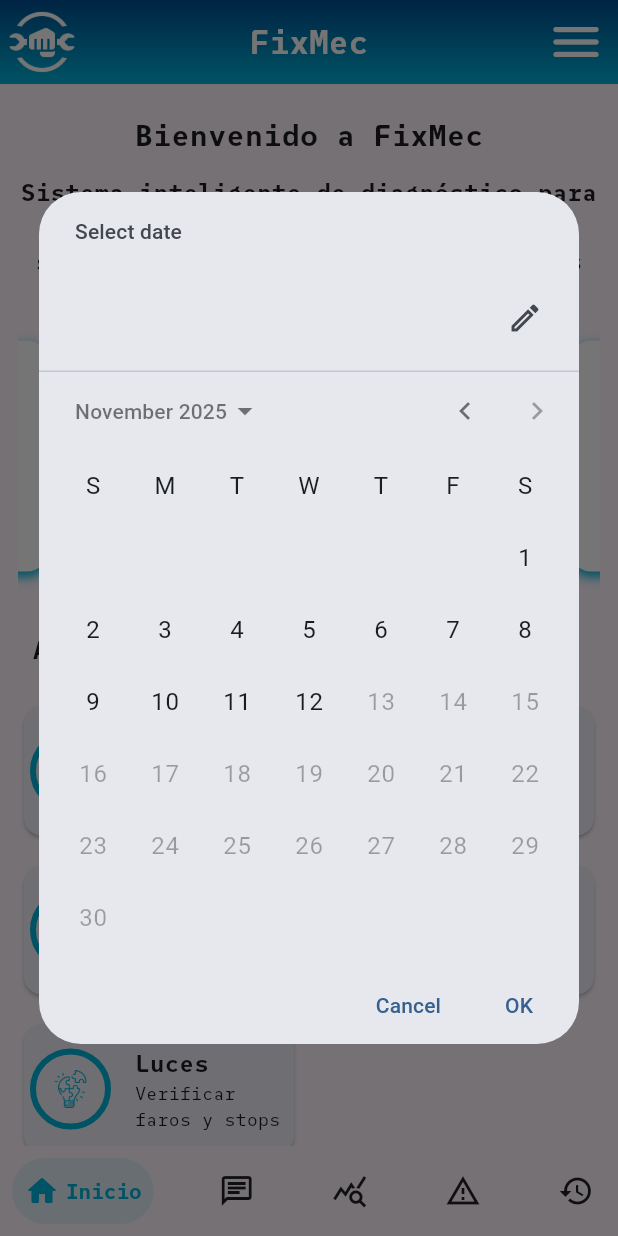
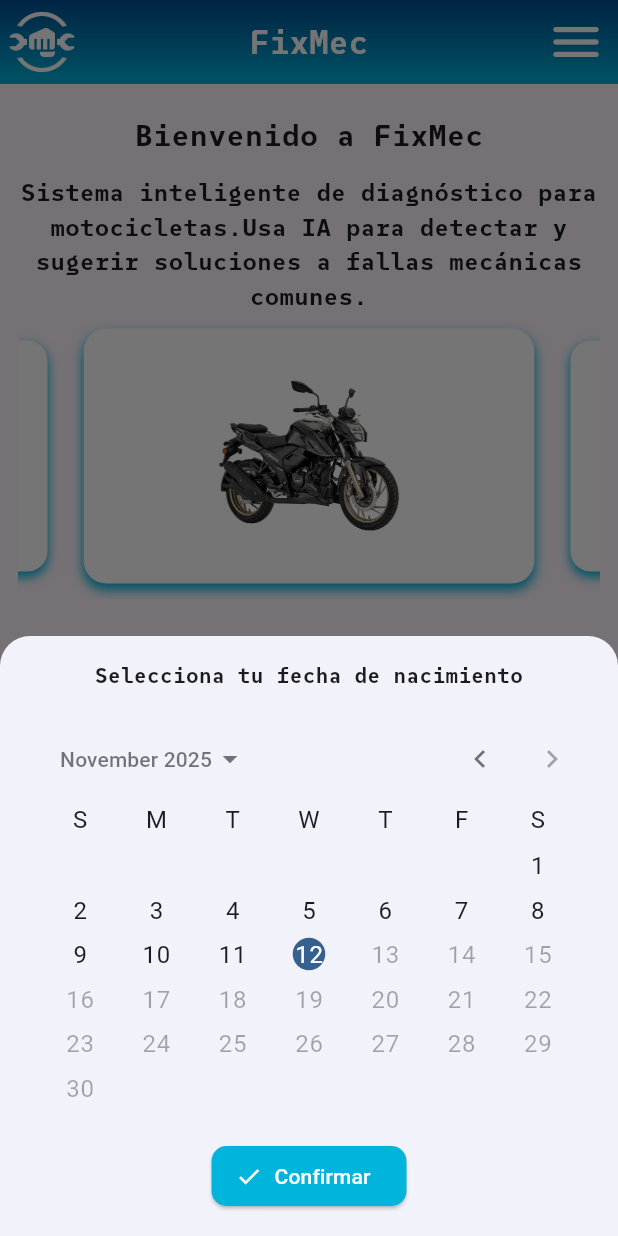
Before and after one commit to Alexyr28/Flutter, a Flutter app: the HomeFixMec screen opened directly with empty values, after a tap on "Frenos", on a phone screen of 412 x 824 dp. Run offline on Flutter 3.47's test engine with Material 3 defaults, Android fonts, the phone set to English and light mode, and no system bars; drawn by our look-alikes of animated_text_kit, auto_size_text, carousel_slider, percent_indicator, salomon_bottom_bar; our stand-ins replace cloud_firestore, firebase_auth, firebase_core, lottie, shared_preferences; missing offline and left inert: circular_menu, markdown_widget; accounts and stored records are empty.

Commit message:
feat: IntervaloProgresos

```diff
--- a/fixmec/lib/l10n/app_en.dart
+++ b/fixmec/lib/l10n/app_en.dart
@@ -135,4 +135,11 @@
   "delete": "Delete",
   "chatdeleted": "Chat deleted",
   "newchat": "New Chat",
+  "selectbirthdate": "Select your birth date",
+  "confirm": "Confirm",
+  "intervals": "Maintenance Intervals",
+  "days": "days",
+  "intervalof": "Interval of",
+  "auptaded": "updated to",
+  "selectinterval": "Select the interval (days)",
 };
--- a/fixmec/lib/l10n/app_es.dart
+++ b/fixmec/lib/l10n/app_es.dart
@@ -133,4 +133,11 @@
   "delete": "Eliminar",
   "chatdeleted": "Chat eliminado",
   "newchat": "Nuevo Chat",
+  "selectbirthdate": "Selecciona tu fecha de nacimiento",
+  "confirm": "Confirmar",
+  "intervals": "Intervalos de Mantenimiento",
+  "days": "días",
+  "intervalof": "Intervalo de",
+  "auptaded": "actualizado a",
+  "selectinterval": "Selecciona el intervalo (días)",
 };
--- a/fixmec/lib/pages/ui/home.dart
+++ b/fixmec/lib/pages/ui/home.dart
@@ -4,6 +4,7 @@
 import 'package:fixmec/pages/ui/failures.dart';
 import 'package:fixmec/pages/ui/history.dart';
 import 'package:fixmec/pages/ui/inicio.dart';
+import 'package:fixmec/pages/ui/intervals_fixmec.dart';
 import 'package:fixmec/pages/ui/language.dart';
 import 'package:fixmec/pages/ui/settings.dart';
 import 'package:fixmec/services/localization_service.dart';
@@ -53,6 +54,7 @@
       loc.translate("configuration"),
       loc.translate("about"),
       loc.translate("language"),
+      loc.translate("intervals"),
     ];
 
     return Scaffold(
@@ -143,6 +145,18 @@
               });
             },
           ),
+
+          //Intervalos
+          IntervalFixMec(
+            isDark: widget.isDark,
+            onThemeChanged: widget.onThemeChanged,
+            currentIndex: 8,
+            onIndexChanged: (index) {
+              setState(() {
+                _currentIndex = index;
+              });
+            },
+          ),
         ],
       ),
 
--- a/fixmec/lib/pages/ui/inicio.dart
+++ b/fixmec/lib/pages/ui/inicio.dart
@@ -29,10 +29,71 @@
   double progresschain = 0.0;
   double progresslight = 0.0;
 
+  int oilInterval = 30;
+  int tiresInterval = 30;
+  int brakesInterval = 30;
+  int chainInterval = 30;
+  int lightInterval = 30;
+
   @override
   void initState() {
     super.initState();
     loadUserProgress();
+  }
+
+  Future<DateTime?> showCustomDate(BuildContext context) async {
+    final loc = Provider.of<LocalizationService>(context, listen: false);
+    DateTime selectedDate = DateTime.now();
+
+    return await showModalBottomSheet<DateTime>(
+      context: context,
+      shape: const RoundedRectangleBorder(
+        borderRadius: BorderRadius.vertical(top: Radius.circular(20)),
+      ),
+      builder: (BuildContext context) {
+        return Container(
+          padding: const EdgeInsets.all(16),
+          height: 400,
+          child: Column(
+            children: [
+              Text(
+                loc.translate("selectbirthdate"),
+                style: TextStyle(
+                  fontFamily: "MiFuente",
+                  fontWeight: FontWeight.bold,
+                ),
+              ),
+              const SizedBox(height: 20),
+              Expanded(
+                child: CalendarDatePicker(
+                  initialDate: selectedDate,
+                  firstDate: DateTime(2018),
+                  lastDate: DateTime.now(),
+                  onDateChanged: (date) {
+                    selectedDate = date;
+                  },
+                ),
+              ),
+              const SizedBox(height: 20),
+              ElevatedButton.icon(
+                onPressed: () {
+                  Navigator.pop(context, selectedDate);
+                },
+                label: Text(loc.translate("confirm")),
+                icon: const Icon(Icons.check),
+                style: ElevatedButton.styleFrom(
+                  backgroundColor: Color(0xFF00B4DB),
+                  foregroundColor: Colors.white,
+                  shape: RoundedRectangleBorder(
+                    borderRadius: BorderRadius.circular(10),
+                  ),
+                ),
+              ),
+            ],
+          ),
+        );
+      },
+    );
   }
 
   //Carga el progreso del usuario desde Firestore
@@ -46,49 +107,64 @@
 
     if (!userDoc.exists) return;
 
-    double calcProgress(dynamic progessValue, dynamic dateValue) {
-      if (progessValue == null || dateValue == null) return 0.0;
-      DateTime lastDate;
+    setState(() {
+      oilInterval = userDoc['progressoilInterval'] ?? 30;
+      tiresInterval = userDoc['progesstiresInterval'] ?? 30;
+      brakesInterval = userDoc['progressbrakesInterval'] ?? 30;
+      chainInterval = userDoc['progresschainInterval'] ?? 30;
+      lightInterval = userDoc['progresslightInterval'] ?? 30;
 
-      //Conversion de Firebase
-      if (dateValue is Timestamp) {
-        lastDate = dateValue.toDate();
-      } else {
-        lastDate = DateTime.parse(dateValue.toString());
-      }
-
-      int dif = DateTime.now().difference(lastDate).inDays;
-
-      //Mes igual a 30 dias
-      double newProgress = 1.0 - (dif / 30.0);
-
-      if (newProgress < 0) newProgress = 0.0;
-
-      return newProgress;
-    }
-
-    setState(() {
       progressoil = calcProgress(
         userDoc['progressoil'],
         userDoc['progressoilDate'],
+        oilInterval,
       );
       progesstires = calcProgress(
         userDoc['progesstires'],
         userDoc['progesstiresDate'],
+        tiresInterval,
       );
       progressbrakes = calcProgress(
         userDoc['progressbrakes'],
         userDoc['progressbrakesDate'],
+        brakesInterval,
       );
       progresschain = calcProgress(
         userDoc['progresschain'],
         userDoc['progresschainDate'],
+        chainInterval,
       );
       progresslight = calcProgress(
         userDoc['progresslight'],
         userDoc['progresslightDate'],
+        lightInterval,
       );
     });
+  }
+
+  double calcProgress(
+    dynamic progessValue,
+    dynamic dateValue, [
+    int intervalDays = 30,
+  ]) {
+    if (progessValue == null || dateValue == null) return 0.0;
+    DateTime lastDate;
+
+    //Conversion de Firebase
+    if (dateValue is Timestamp) {
+      lastDate = dateValue.toDate();
+    } else {
+      lastDate = DateTime.parse(dateValue.toString());
+    }
+
+    int dif = DateTime.now().difference(lastDate).inDays;
+
+    //Mes igual a 30 dias
+    double newProgress = 1.0 - (dif / intervalDays);
+
+    if (newProgress < 0) newProgress = 0.0;
+
+    return newProgress;
   }
 
   //Actualiza el progreso del usuario en Firestore
@@ -206,18 +282,16 @@
                 subtitle: loc.translate("leveloil"),
                 progress: progressoil,
                 onTap: () async {
-                  DateTime? date = await showDatePicker(
-                    context: context,
-                    firstDate: DateTime(2018),
-                    lastDate: DateTime.now(),
-                  );
+                  DateTime? date = await showCustomDate(context);
                   if (date != null) {
+                    double newProgress = calcProgress(1.0, date, oilInterval);
                     setState(() {
-                      progressoil = 1.0;
+                      progressoil = newProgress;
                     });
 
-                    await updateUserProgress("progressoil", progressoil, date);
+                    await updateUserProgress("progressoil", newProgress, date);
                   }
+                  await loadUserProgress();
                 },
               ),
               PercentFixMec(
@@ -226,22 +300,16 @@
                 subtitle: loc.translate("checktires"),
                 progress: progesstires,
                 onTap: () async {
-                  DateTime? date = await showDatePicker(
-                    context: context,
-                    firstDate: DateTime(2018),
-                    lastDate: DateTime.now(),
-                  );
+                  DateTime? date = await showCustomDate(context);
                   if (date != null) {
+                    double newProgress = calcProgress(1.0, date, tiresInterval);
                     setState(() {
-                      progesstires = 1.0;
+                      progesstires = newProgress;
                     });
 
-                    await updateUserProgress(
-                      "progesstires",
-                      progesstires,
-                      date,
-                    );
+                    await updateUserProgress("progesstires", newProgress, date);
                   }
+                  await loadUserProgress();
                 },
               ),
               PercentFixMec(
@@ -250,22 +318,24 @@
                 subtitle: loc.translate("checkbrakes"),
                 progress: progressbrakes,
                 onTap: () async {
-                  DateTime? date = await showDatePicker(
-                    context: context,
-                    firstDate: DateTime(2018),
-                    lastDate: DateTime.now(),
-                  );
+                  DateTime? date = await showCustomDate(context);
                   if (date != null) {
+                    double newProgress = calcProgress(
+                      1.0,
+                      date,
+                      brakesInterval,
+                    );
                     setState(() {
-                      progressbrakes = 1.0;
+                      progressbrakes = newProgress;
                     });
 
                     await updateUserProgress(
                       "progressbrakes",
-                      progressbrakes,
+                      newProgress,
                       date,
                     );
                   }
+                  await loadUserProgress();
                 },
               ),
               PercentFixMec(
@@ -274,22 +344,20 @@
                 subtitle: loc.translate("checkchain"),
                 progress: progresschain,
                 onTap: () async {
-                  DateTime? date = await showDatePicker(
-                    context: context,
-                    firstDate: DateTime(2018),
-                    lastDate: DateTime.now(),
-                  );
+                  DateTime? date = await showCustomDate(context);
                   if (date != null) {
+                    double newProgress = calcProgress(1.0, date, chainInterval);
                     setState(() {
-                      progresschain = 1.0;
+                      progresschain = newProgress;
                     });
 
                     await updateUserProgress(
                       "progresschain",
-                      progresschain,
+                      newProgress,
                       date,
                     );
                   }
+                  await loadUserProgress();
                 },
               ),
               PercentFixMec(
@@ -298,22 +366,20 @@
                 subtitle: loc.translate("checklight"),
                 progress: progresslight,
                 onTap: () async {
-                  DateTime? date = await showDatePicker(
-                    context: context,
-                    firstDate: DateTime(2018),
-                    lastDate: DateTime.now(),
-                  );
+                  DateTime? date = await showCustomDate(context);
                   if (date != null) {
+                    double newProgress = calcProgress(1.0, date, lightInterval);
                     setState(() {
-                      progresslight = 1.0;
+                      progresslight = newProgress;
                     });
 
                     await updateUserProgress(
                       "progresslight",
-                      progresslight,
+                      newProgress,
                       date,
                     );
                   }
+                  await loadUserProgress();
                 },
               ),
             ],
--- /dev/null
+++ b/fixmec/lib/pages/ui/intervals_fixmec.dart
@@ -0,0 +1,197 @@
+import 'package:cloud_firestore/cloud_firestore.dart';
+import 'package:firebase_auth/firebase_auth.dart';
+import 'package:fixmec/services/localization_service.dart';
+import 'package:flutter/material.dart';
+import 'package:provider/provider.dart';
+
+class IntervalFixMec extends StatefulWidget {
+  final bool isDark;
+  final ValueChanged<bool> onThemeChanged;
+  final ValueChanged<int> onIndexChanged;
+  final int currentIndex;
+  const IntervalFixMec({
+    super.key,
+    required this.isDark,
+    required this.onThemeChanged,
+    required this.currentIndex,
+    required this.onIndexChanged,
+  });
+
+  @override
+  State<IntervalFixMec> createState() => _IntervalFixMecState();
+}
+
+class _IntervalFixMecState extends State<IntervalFixMec> {
+  Map<String, int> intervals = {
+    "progressoilInterval": 30,
+    "progesstiresInterval": 30,
+    "progressbrakesInterval": 30,
+    "progresschainInterval": 30,
+    "progresslightInterval": 30,
+  };
+
+  bool isLoading = true;
+
+  @override
+  void initState() {
+    super.initState();
+    loadIntervals();
+  }
+
+  Future<void> loadIntervals() async {
+    final user = FirebaseAuth.instance.currentUser;
+
+    if (user == null) return;
+
+    final doc = await FirebaseFirestore.instance
+        .collection('users')
+        .doc(user.uid)
+        .get();
+
+    if (doc.exists) {
+      setState(() {
+        for (final key in intervals.keys) {
+          intervals[key] = doc.data()![key] ?? 30;
+        }
+        isLoading = false;
+      });
+    } else {
+      setState(() {
+        isLoading = false;
+      });
+    }
+  }
+
+  Future<void> updateInterval(String key, int value) async {
+    final user = FirebaseAuth.instance.currentUser;
+    if (user == null) return;
+
+    await FirebaseFirestore.instance.collection("users").doc(user.uid).set({
+      key: value,
+    }, SetOptions(merge: true));
+  }
+
+  @override
+  Widget build(BuildContext context) {
+    final loc = Provider.of<LocalizationService>(context);
+
+    return Scaffold(
+      body: isLoading
+          ? const Center(child: CircularProgressIndicator())
+          : ListView(
+              padding: const EdgeInsets.all(16),
+              children: [
+                _buildIntervalTile(loc.translate("oil"), "progressoilInterval"),
+                _buildIntervalTile(
+                  loc.translate("tires"),
+                  "progesstiresInterval",
+                ),
+                _buildIntervalTile(
+                  loc.translate("brakes"),
+                  "progressbrakesInterval",
+                ),
+                _buildIntervalTile(
+                  loc.translate("chain"),
+                  "progresschainInterval",
+                ),
+                _buildIntervalTile(
+                  loc.translate("light"),
+                  "progresslightInterval",
+                ),
+              ],
+            ),
+    );
+  }
+
+  Widget _buildIntervalTile(String title, String key) {
+    final loc = Provider.of<LocalizationService>(context);
+    return Card(
+      shape: RoundedRectangleBorder(borderRadius: BorderRadius.circular(16)),
+      child: ListTile(
+        leading: const Icon(Icons.timer),
+        title: Text(
+          title,
+          style: const TextStyle(
+            fontWeight: FontWeight.bold,
+            fontFamily: "MiFuente",
+          ),
+        ),
+        subtitle: Text("${intervals[key]} ${loc.translate("days")}"),
+        trailing: IconButton(
+          onPressed: () async {
+            int? newVal = await showModalBottomSheet<int>(
+              context: context,
+              shape: const RoundedRectangleBorder(
+                borderRadius: BorderRadius.vertical(top: Radius.circular(20)),
+              ),
+              builder: (context) => _IntervalSelector(current: intervals[key]!),
+            );
+            if (newVal != null && newVal != intervals[key]) {
+              setState(() {
+                intervals[key] = newVal;
+              });
+              await updateInterval(key, newVal);
+              // ignore: use_build_context_synchronously
+              ScaffoldMessenger.of(context).showSnackBar(
+                SnackBar(
+                  content: Text(
+                    "${loc.translate("intervalof")} $title "
+                    "${loc.translate("auptaded")} $newVal ${loc.translate("days")}",
+                    style: TextStyle(
+                      fontFamily: "MiFuente",
+                      fontWeight: FontWeight.bold,
+                    ),
+                    textAlign: TextAlign.center,
+                  ),
+                ),
+              );
+            }
+          },
+          icon: const Icon(Icons.check),
+        ),
+      ),
+    );
+  }
+}
+
+class _IntervalSelector extends StatelessWidget {
+  final int current;
+  const _IntervalSelector({required this.current});
+
+  @override
+  Widget build(BuildContext context) {
+    final options = [15, 30, 45, 60, 90];
+
+    return Container(
+      padding: const EdgeInsets.all(16),
+      height: 280,
+      child: Column(
+        crossAxisAlignment: CrossAxisAlignment.start,
+        children: [
+          const Text(
+            "Selecciona un nuevo intervalo",
+            style: TextStyle(
+              fontFamily: "MiFuente",
+              fontSize: 16,
+              fontWeight: FontWeight.bold,
+            ),
+          ),
+          const SizedBox(height: 10),
+          Expanded(
+            child: ListView(
+              children: options.map((days) {
+                return ListTile(
+                  title: Text("$days días"),
+                  trailing: days == current
+                      ? const Icon(Icons.check, color: Colors.green)
+                      : null,
+                  onTap: () => Navigator.pop(context, days),
+                );
+              }).toList(),
+            ),
+          ),
+        ],
+      ),
+    );
+  }
+}
--- a/fixmec/lib/pages/ui/login_page.dart
+++ b/fixmec/lib/pages/ui/login_page.dart
@@ -74,6 +74,11 @@
               'progressbrakesDate': null,
               'progresschainDate': null,
               'progresslightDate': null,
+              "progressoilInterval": 30,
+              "progesstiresInterval": 30,
+              "progressbrakesInterval": 30,
+              "progresschainInterval": 30,
+              "progresslightInterval": 30,
             });
         if (!mounted) return;
         _scaffoldKey.currentState?.showSnackBar(
--- a/fixmec/lib/pages/ui/settings.dart
+++ b/fixmec/lib/pages/ui/settings.dart
@@ -81,6 +81,13 @@
                     },
                   ),
                 ),
+                _CustomListTile(
+                  title: "intervals",
+                  icon: Icons.timelapse_outlined,
+                  onTap: () {
+                    widget.onIndexChanged(8);
+                  },
+                ),
               ],
             ),
           ],
```
